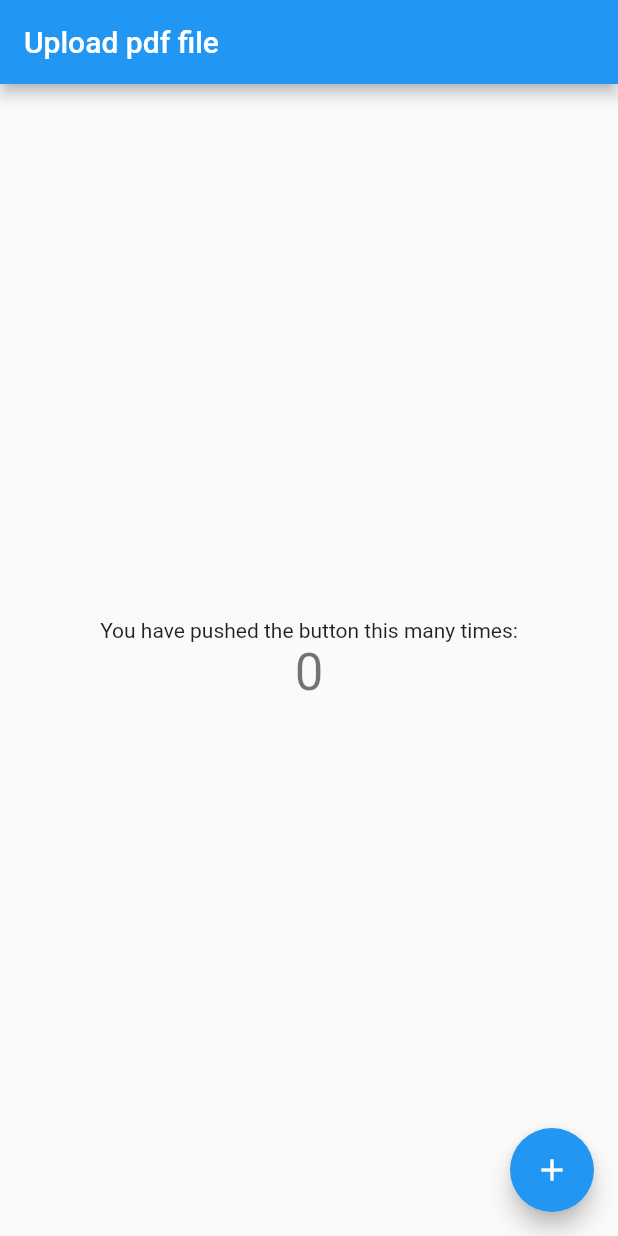
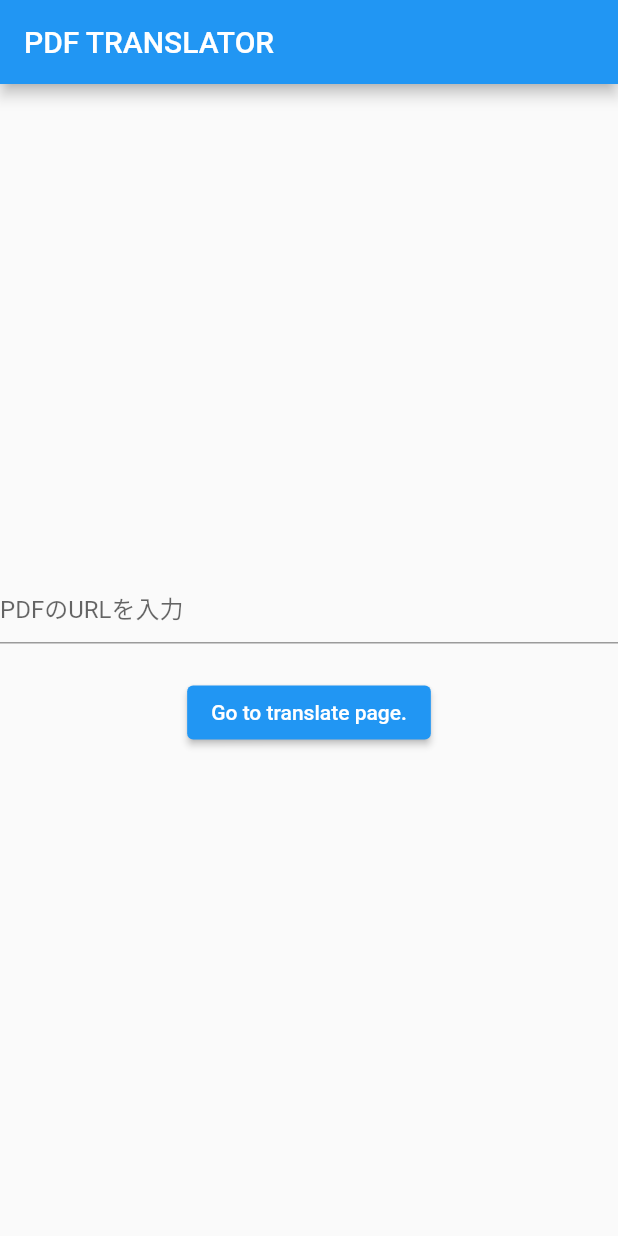
Before and after one commit to sogawa-yk/paper_translator, a Flutter app: the screen it shows after launch, on a phone screen of 412 x 824 dp. Run offline on Flutter 3.47's test engine with Material 2 defaults, Android fonts, the light colour scheme and no system bars; our stand-ins replace flutter_riverpod; missing offline and left inert: syncfusion_flutter_pdfviewer.

Commit message:
URLを入力してPDFを表示する部分作成

```diff
--- a/lib/main.dart
+++ b/lib/main.dart
@@ -1,8 +1,9 @@
 import 'package:flutter/material.dart';
 import 'package:paper_translation/view/uploadPage.dart';
+import 'package:flutter_riverpod/flutter_riverpod.dart';
 
 void main() {
-  runApp(const MyApp());
+  runApp(ProviderScope(child: MyApp()));
 }
 
 class MyApp extends StatelessWidget {
@@ -15,7 +16,7 @@ class MyApp extends StatelessWidget {
       theme: ThemeData(
         primarySwatch: Colors.blue,
       ),
-      home: const MyHomePage(title: 'Upload pdf file'),
+      home: const uploadPage(),
     );
   }
 }
--- a/lib/providers/providers.dart
+++ b/lib/providers/providers.dart
@@ -1,5 +1,6 @@
 import 'package:flutter_riverpod/flutter_riverpod.dart';
 
+final pdfSourceProvider = StateProvider((_) => '');
 // final NumCountProvider = StateProvider((_) => 1.0);
 // final tempoProvider = StateProvider((_) => 1.0);
 // final setProvider = StateProvider((_) => 3.0);
--- a/lib/view/uploadPage.dart
+++ b/lib/view/uploadPage.dart
@@ -1,52 +1,39 @@
 import 'package:flutter/material.dart';
+import 'package:paper_translation/providers/providers.dart';
 import 'package:paper_translation/view/pdfViewPage.dart';
+import 'package:flutter_riverpod/flutter_riverpod.dart';
 
-class MyHomePage extends StatefulWidget {
-  const MyHomePage({Key? key, required this.title}) : super(key: key);
-  final String title;
+class uploadPage extends ConsumerWidget {
+  const uploadPage({Key? key}) : super(key: key);
 
   @override
-  State<MyHomePage> createState() => _MyHomePageState();
-}
-
-class _MyHomePageState extends State<MyHomePage> {
-  int _counter = 0;
-
-  void _incrementCounter() {
-    setState(() {
-      _counter++;
-    });
-  }
-
-  @override
-  Widget build(BuildContext context) {
+  Widget build(BuildContext context, WidgetRef ref) {
     return Scaffold(
-      appBar: AppBar(
-        title: Text(widget.title),
-      ),
-      body: Center(
-        child: Column(
-          mainAxisAlignment: MainAxisAlignment.center,
-          children: <Widget>[
-            const Text(
-              'You have pushed the button this many times:',
-            ),
-            Text(
-              '$_counter',
-              style: Theme.of(context).textTheme.headline4,
-            ),
+        appBar: AppBar(
+          title: Text('PDF TRANSLATOR'),
+        ),
+        body: Center(
+            child: Column(
+          mainAxisSize: MainAxisSize.min,
+          children: [
+            SizedBox(
+                child: TextField(
+                  decoration: InputDecoration(hintText: 'PDFのURLを入力'),
+                  onChanged: (text) {
+                    ref.read(pdfSourceProvider.state).state = text;
+                  },
+                ),
+                width: 500,
+                height: 70),
+            ElevatedButton(
+                onPressed: () => {
+                      Navigator.of(context)
+                          .push(MaterialPageRoute(builder: (context) {
+                        return pdfViewPage();
+                      }))
+                    },
+                child: Text('Go to translate page.'))
           ],
-        ),
-      ),
-      floatingActionButton: FloatingActionButton(
-        onPressed: () {
-          Navigator.of(context).push(MaterialPageRoute(builder: (context) {
-            return pdfViewPage();
-          }));
-        },
-        tooltip: 'next',
-        child: const Icon(Icons.add),
-      ),
-    );
+        )));
   }
 }
```
Also changed, not shown: lib/view/pdfViewPage.dart (+4 -13 lines).
